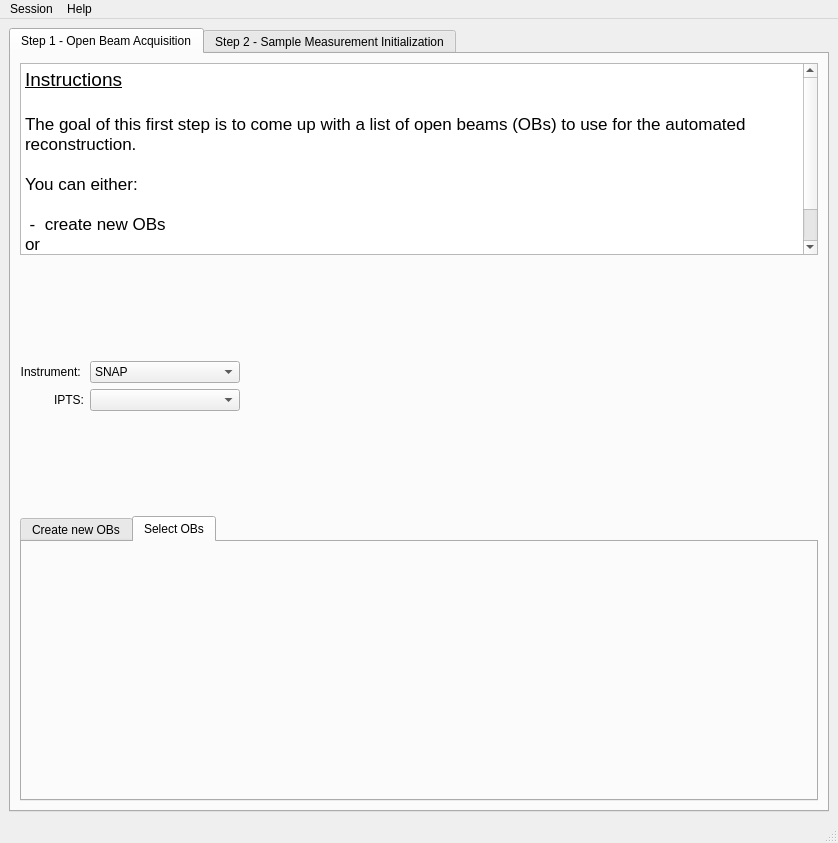
This is src/asui/ui/main_application.ui in ornlneutronimaging/HyperCTui as Qt 5 draws it before an edit. The edited form follows.
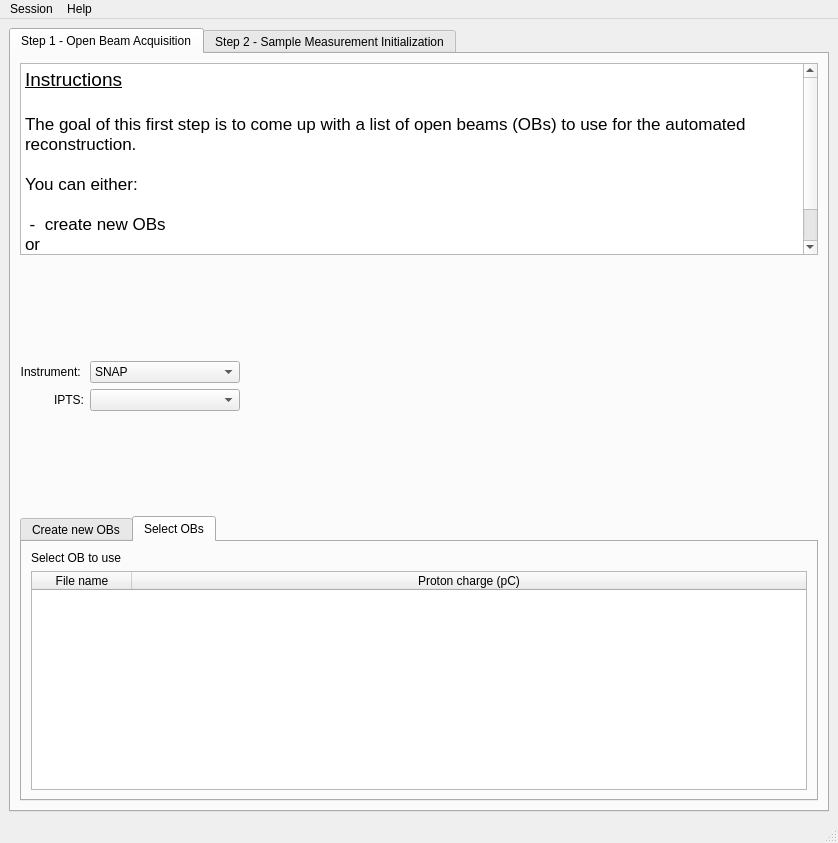
This is the edited form. The open tabs and pages were chosen to show the change. Icons and pictures are not drawn.

Commit message: by default step 2 is disabled. Added ob tableWidget. this refs #4

The edit to the form file:
```diff
--- a/src/asui/ui/main_application.ui
+++ b/src/asui/ui/main_application.ui
@@ -269,6 +269,44 @@
            <attribute name="title">
             <string>Select OBs</string>
            </attribute>
+           <layout class="QVBoxLayout" name="verticalLayout_5">
+            <item>
+             <widget class="QLabel" name="label_7">
+              <property name="text">
+               <string>Select OB to use</string>
+              </property>
+             </widget>
+            </item>
+            <item>
+             <widget class="QTableWidget" name="step1_open_beam_tableWidget">
+              <property name="alternatingRowColors">
+               <bool>true</bool>
+              </property>
+              <property name="selectionMode">
+               <enum>QAbstractItemView::MultiSelection</enum>
+              </property>
+              <property name="selectionBehavior">
+               <enum>QAbstractItemView::SelectRows</enum>
+              </property>
+              <attribute name="horizontalHeaderStretchLastSection">
+               <bool>true</bool>
+              </attribute>
+              <attribute name="verticalHeaderVisible">
+               <bool>false</bool>
+              </attribute>
+              <column>
+               <property name="text">
+                <string>File name</string>
+               </property>
+              </column>
+              <column>
+               <property name="text">
+                <string>Proton charge (pC)</string>
+               </property>
+              </column>
+             </widget>
+            </item>
+           </layout>
           </widget>
          </widget>
         </item>
```
The commit also changes 2 other files.
